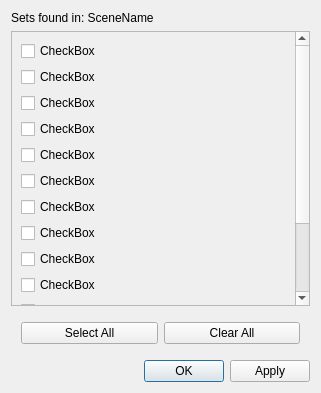
This is setChooser_ui.ui in cstuart1310/MMU as Qt 5 draws it before an edit. The edited form follows.
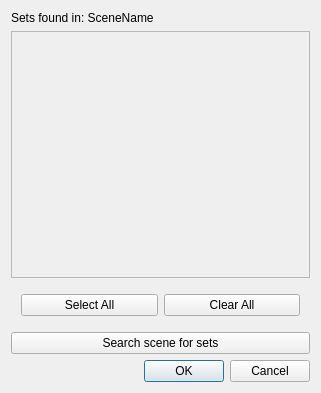
This is the edited form. Icons and pictures are not drawn.

Commit message: Window containing 50 empty checkboxes and unlinked buttons

Patch:
```diff
--- a/setChooser_ui.ui
+++ b/setChooser_ui.ui
@@ -21,7 +21,7 @@
    <item row="5" column="0">
     <widget class="QDialogButtonBox" name="buttonBox_Exits">
      <property name="standardButtons">
-      <set>QDialogButtonBox::Apply|QDialogButtonBox::Ok</set>
+      <set>QDialogButtonBox::Cancel|QDialogButtonBox::Ok</set>
      </property>
     </widget>
    </item>
@@ -35,110 +35,11 @@
        <rect>
         <x>0</x>
         <y>0</y>
-        <width>284</width>
-        <height>334</height>
+        <width>301</width>
+        <height>247</height>
        </rect>
       </property>
-      <layout class="QGridLayout" name="gridLayout_2">
-       <item row="9" column="0">
-        <widget class="QCheckBox" name="checkBox_13">
-         <property name="text">
-          <string>CheckBox</string>
-         </property>
-        </widget>
-       </item>
-       <item row="8" column="0">
-        <widget class="QCheckBox" name="checkBox_14">
-         <property name="text">
-          <string>CheckBox</string>
-         </property>
-        </widget>
-       </item>
-       <item row="10" column="0">
-        <widget class="QCheckBox" name="checkBox_12">
-         <property name="text">
-          <string>CheckBox</string>
-         </property>
-        </widget>
-       </item>
-       <item row="5" column="0">
-        <widget class="QCheckBox" name="checkBox_6">
-         <property name="text">
-          <string>CheckBox</string>
-         </property>
-        </widget>
-       </item>
-       <item row="7" column="0">
-        <widget class="QCheckBox" name="checkBox_8">
-         <property name="text">
-          <string>CheckBox</string>
-         </property>
-        </widget>
-       </item>
-       <item row="6" column="0">
-        <widget class="QCheckBox" name="checkBox_7">
-         <property name="text">
-          <string>CheckBox</string>
-         </property>
-        </widget>
-       </item>
-       <item row="12" column="0">
-        <widget class="QCheckBox" name="checkBox_9">
-         <property name="text">
-          <string>CheckBox</string>
-         </property>
-        </widget>
-       </item>
-       <item row="13" column="0">
-        <widget class="QCheckBox" name="checkBox_10">
-         <property name="text">
-          <string>CheckBox</string>
-         </property>
-        </widget>
-       </item>
-       <item row="11" column="0">
-        <widget class="QCheckBox" name="checkBox_11">
-         <property name="text">
-          <string>CheckBox</string>
-         </property>
-        </widget>
-       </item>
-       <item row="3" column="0">
-        <widget class="QCheckBox" name="checkBox_4">
-         <property name="text">
-          <string>CheckBox</string>
-         </property>
-        </widget>
-       </item>
-       <item row="4" column="0">
-        <widget class="QCheckBox" name="checkBox_5">
-         <property name="text">
-          <string>CheckBox</string>
-         </property>
-        </widget>
-       </item>
-       <item row="0" column="0">
-        <widget class="QCheckBox" name="checkBox">
-         <property name="text">
-          <string>CheckBox</string>
-         </property>
-        </widget>
-       </item>
-       <item row="2" column="0">
-        <widget class="QCheckBox" name="checkBox_3">
-         <property name="text">
-          <string>CheckBox</string>
-         </property>
-        </widget>
-       </item>
-       <item row="1" column="0">
-        <widget class="QCheckBox" name="checkBox_2">
-         <property name="text">
-          <string>CheckBox</string>
-         </property>
-        </widget>
-       </item>
-      </layout>
+      <layout class="QGridLayout" name="gridLayout_2"/>
      </widget>
     </widget>
    </item>
@@ -179,6 +80,13 @@
      </property>
     </widget>
    </item>
+   <item row="3" column="0">
+    <widget class="QPushButton" name="pushButton">
+     <property name="text">
+      <string>Search scene for sets</string>
+     </property>
+    </widget>
+   </item>
   </layout>
  </widget>
  <resources/>
```
The commit also changes 3 other files.
